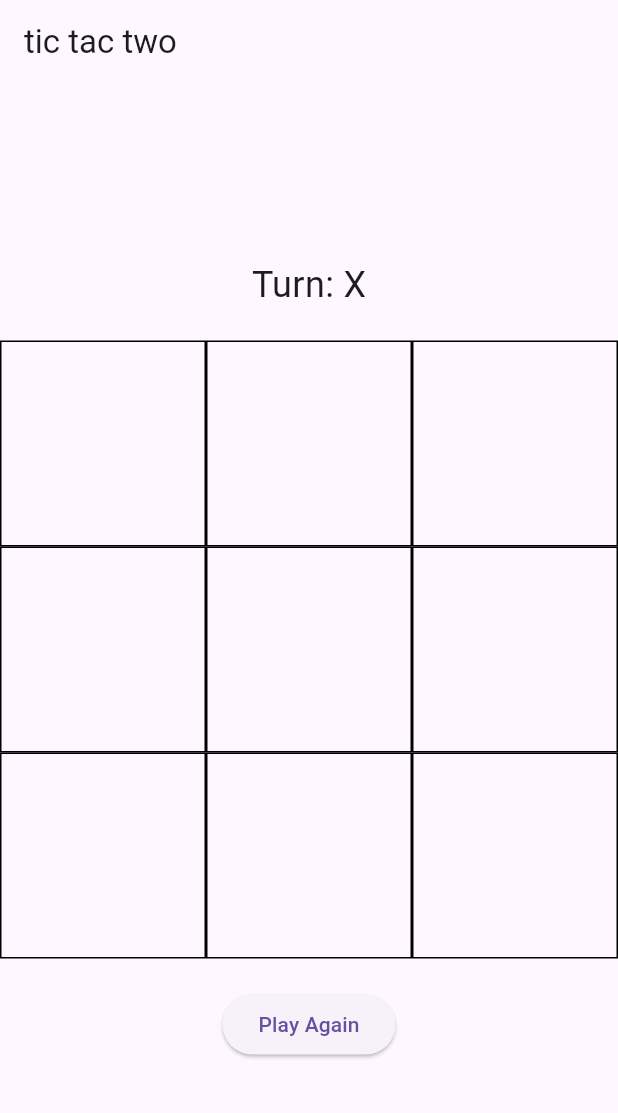
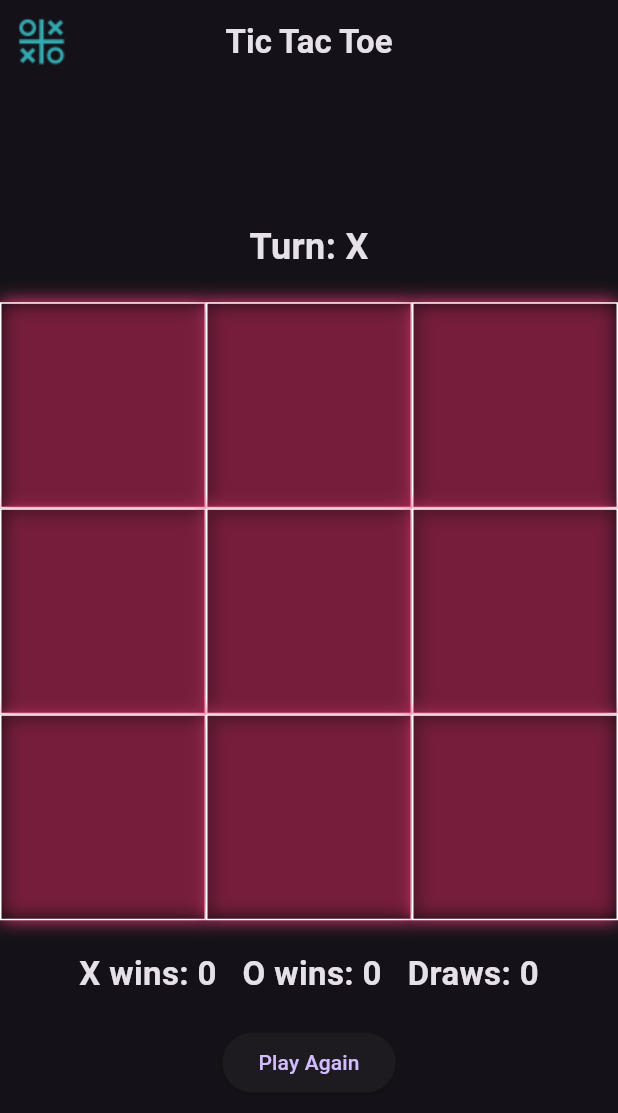
Before and after one commit to arrm33/flutter-game, a Flutter app: the screen it shows after launch, on a phone screen of 412 x 824 dp. Shown: the top 1113 px of the screen. Run offline on Flutter 3.47's test engine with Material 3 defaults, Android fonts, the phone set to English and light mode, and no system bars; missing offline and left inert: flame.

Commit message:
update the main file an assets

```diff
--- a/src/lib/main.dart
+++ b/src/lib/main.dart
@@ -12,6 +12,7 @@ class XoGame extends StatelessWidget {
     return MaterialApp(
       title: 'XO Game',
       debugShowCheckedModeBanner: false,
+      theme: ThemeData(brightness: Brightness.dark),
       home: GamePage(),
     );
   }
@@ -27,12 +28,16 @@ class _GamePageState extends State<GamePage> {
   String currentPlayer = 'X';
   String winner = '';
   bool gameOver = false;
+  int xWins = 0;
+  int oWins = 0;
+  int draws = 0;
 
   void handleTap(int index) {
     if (board[index] == '' && !gameOver) {
       setState(() {
         board[index] = currentPlayer;
         checkWinner();
+
         if (!gameOver) {
           currentPlayer = currentPlayer == 'X' ? 'O' : 'X';
         }
@@ -60,6 +65,11 @@ class _GamePageState extends State<GamePage> {
         setState(() {
           winner = a;
           gameOver = true;
+
+          if (winner == 'X')
+            xWins++;
+          else if (winner == 'O')
+            oWins++;
         });
         return;
       }
@@ -69,6 +79,7 @@ class _GamePageState extends State<GamePage> {
       setState(() {
         winner = 'tie';
         gameOver = true;
+        draws++;
       });
     }
   }
@@ -87,7 +98,10 @@ class _GamePageState extends State<GamePage> {
       onTap: () => handleTap(index),
       child: Container(
         decoration: BoxDecoration(
-          border: Border.all(color: Colors.black),
+          color: Colors.black54,
+          border: Border.all(color: Colors.white),
+
+          boxShadow: [BoxShadow(color: Colors.pinkAccent, blurRadius: 10)],
         ),
         child: Center(
           child: Text(
@@ -102,27 +116,37 @@ class _GamePageState extends State<GamePage> {
   @override
   Widget build(BuildContext context) {
     return Scaffold(
-      appBar: AppBar(title: Text('tic tac two')),
+      appBar: AppBar(
+        leading: Padding(
+          padding: EdgeInsets.all(8.0),
+          child: Image.asset('assets/icon.png',),
+        ),
+        title: Text('Tic Tac Toe', style: TextStyle(fontWeight: FontWeight.bold)),
+        centerTitle: true,
+      ),
       body: Column(
         mainAxisAlignment: MainAxisAlignment.center,
         children: [
           Text(
             gameOver ? 'Winner: $winner' : 'Turn: $currentPlayer',
-            style: TextStyle(fontSize: 24),
+            style: TextStyle(fontSize: 24, fontWeight: FontWeight.bold),
           ),
           SizedBox(height: 20),
           GridView.builder(
             shrinkWrap: true,
-            gridDelegate:
-            SliverGridDelegateWithFixedCrossAxisCount(crossAxisCount: 3),
+            gridDelegate: SliverGridDelegateWithFixedCrossAxisCount(
+              crossAxisCount: 3,
+            ),
             itemCount: 9,
             itemBuilder: (context, index) => buildCell(index),
           ),
           SizedBox(height: 20),
-          ElevatedButton(
-            onPressed: resetGame,
-            child: Text('Play Again'),
+          Text(
+            'X wins: $xWins   O wins: $oWins   Draws: $draws',
+            style: TextStyle(fontSize: 22, fontWeight: FontWeight.bold),
           ),
+          SizedBox(height: 20),
+          ElevatedButton(onPressed: resetGame, child: Text('Play Again')),
         ],
       ),
     );
--- a/src/pubspec.yaml
+++ b/src/pubspec.yaml
@@ -60,7 +60,7 @@ flutter:
 
   # To add assets to your application, add an assets section, like this:
   assets:
-     - assets/images/
+      - assets/
 
   # An image asset can refer to one or more resolution-specific "variants", see
   # https://flutter.dev/to/resolution-aware-images
```
Also changed, not shown: src/assets/icon.png (added), src/assets/images/Bird.png (renamed from src/lib/assets/images/Bird.png), src/assets/images/assets.dart (renamed from src/lib/assets/images/assets.dart), src/assets/images/background.png (renamed from src/lib/assets/images/background.png), src/assets/images/bird_downflap.png (renamed from src/lib/assets/images/bird_downflap.png), src/assets/images/bird_midflap.png (renamed from src/lib/assets/images/bird_midflap.png), src/assets/images/bird_upflap.png (renamed from src/lib/assets/images/bird_upflap.png), src/assets/images/pipe.jpg (renamed from src/lib/assets/images/pipe.jpg), src/assets/images/pipe_rotated.jpg (renamed from src/lib/assets/images/pipe_rotated.jpg).
